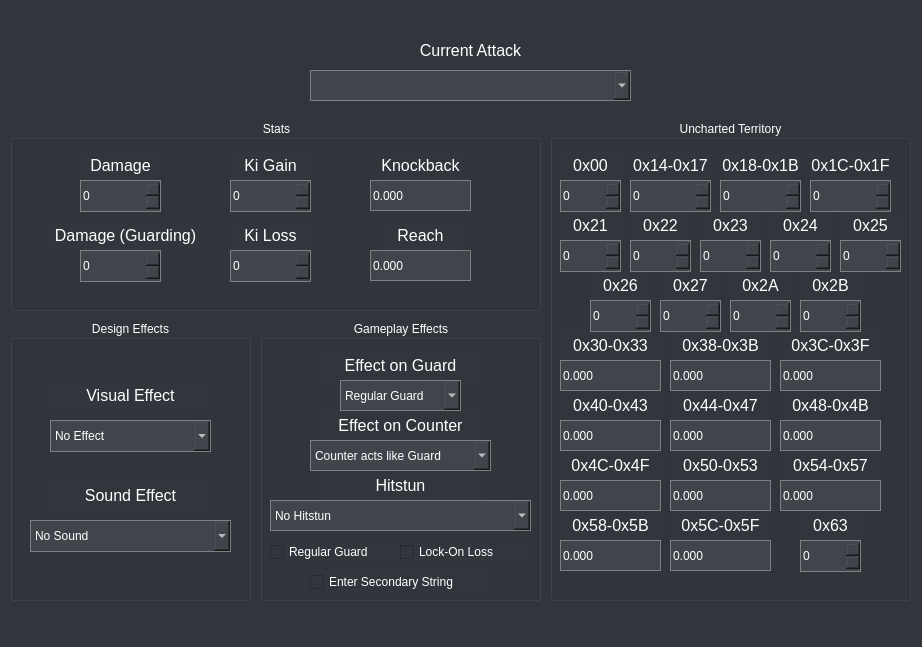
First picture: the form in src/ui/paramSections/meleeframe.ui, repository jagger1407/NeoStudio, before the edit.
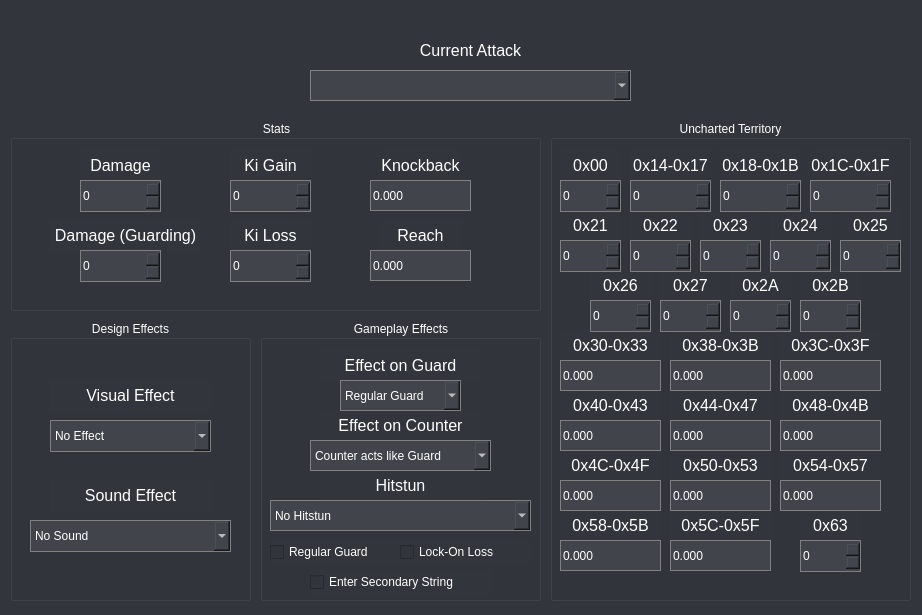
Second picture: the form after the edit.

```diff
--- a/src/ui/paramSections/meleeframe.ui
+++ b/src/ui/paramSections/meleeframe.ui
@@ -7,7 +7,7 @@
     <x>0</x>
     <y>0</y>
     <width>922</width>
-    <height>647</height>
+    <height>615</height>
    </rect>
   </property>
   <property name="windowTitle">
```
Left out of the diff: 4 changed lines with no effect on the pictures.
